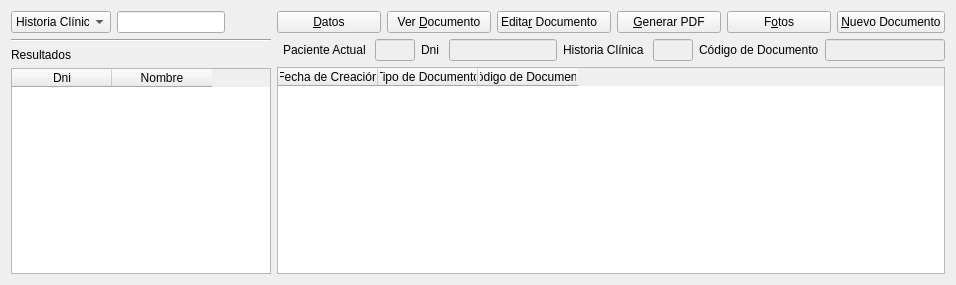
The window that historiaclinica_ui.ui (rodety/Clinica) describes before a commit, drawn with Qt 5.
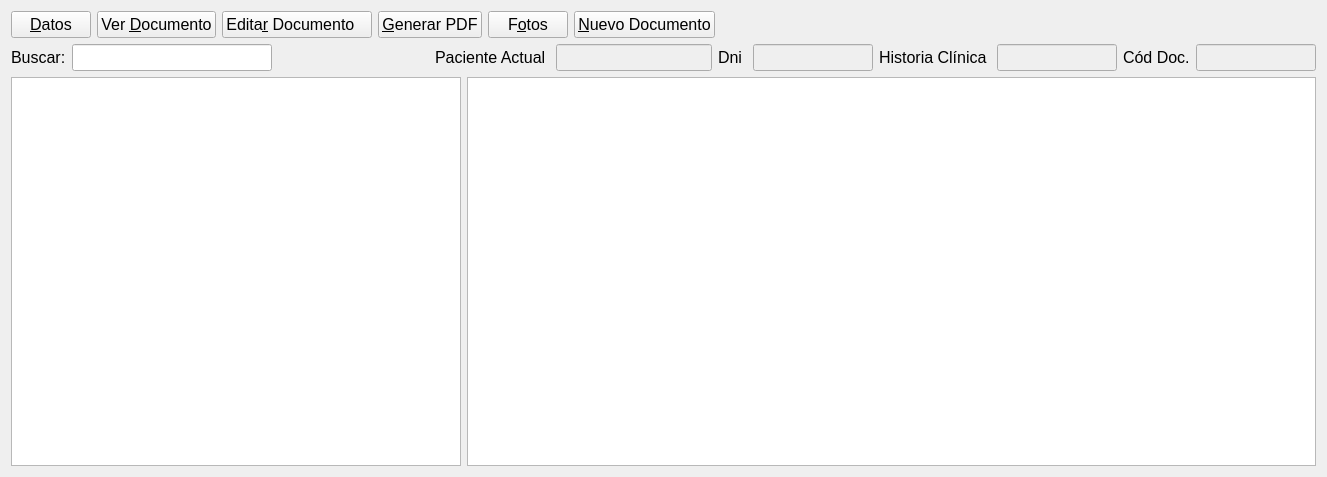
The same window after the commit. Icons and pictures are not drawn.

Commit message: actualizando cambios en Paciente y busquedas

Diff of the .ui file:
```diff
--- a/historiaclinica_ui.ui
+++ b/historiaclinica_ui.ui
@@ -6,8 +6,8 @@
    <rect>
     <x>0</x>
     <y>0</y>
-    <width>956</width>
-    <height>285</height>
+    <width>1327</width>
+    <height>477</height>
    </rect>
   </property>
   <property name="windowTitle">
@@ -15,150 +15,14 @@
   </property>
   <layout class="QGridLayout" name="gridLayout">
    <item row="0" column="0">
-    <layout class="QVBoxLayout" name="verticalLayout">
-     <item>
       <layout class="QHBoxLayout" name="horizontalLayout">
        <item>
-        <widget class="QComboBox" name="comboBox_search">
-         <property name="sizePolicy">
-          <sizepolicy hsizetype="Fixed" vsizetype="Fixed">
-           <horstretch>0</horstretch>
-           <verstretch>0</verstretch>
-          </sizepolicy>
-         </property>
-         <property name="minimumSize">
-          <size>
-           <width>0</width>
-           <height>0</height>
-          </size>
-         </property>
-         <property name="maximumSize">
-          <size>
-           <width>100</width>
-           <height>16777215</height>
-          </size>
-         </property>
-         <item>
-          <property name="text">
-           <string>Historia Clínica</string>
-          </property>
-         </item>
-         <item>
-          <property name="text">
-           <string>Nombre</string>
-          </property>
-         </item>
-         <item>
-          <property name="text">
-           <string>Dni</string>
-          </property>
-         </item>
-        </widget>
-       </item>
-       <item>
-        <widget class="QLineEdit" name="lineEdit_historialSearch">
-         <property name="sizePolicy">
-          <sizepolicy hsizetype="Fixed" vsizetype="Fixed">
-           <horstretch>0</horstretch>
-           <verstretch>0</verstretch>
-          </sizepolicy>
-         </property>
-         <property name="minimumSize">
-          <size>
-           <width>0</width>
-           <height>0</height>
-          </size>
-         </property>
-        </widget>
-       </item>
-       <item>
-        <widget class="QPushButton" name="pushButton_Search">
-         <property name="sizePolicy">
-          <sizepolicy hsizetype="Fixed" vsizetype="Fixed">
-           <horstretch>0</horstretch>
-           <verstretch>0</verstretch>
-          </sizepolicy>
-         </property>
-         <property name="text">
-          <string/>
-         </property>
-         <property name="icon">
-          <iconset resource="rc.qrc">
-           <normaloff>:/new/zoom.png</normaloff>:/new/zoom.png</iconset>
-         </property>
-         <property name="iconSize">
-          <size>
-           <width>16</width>
-           <height>16</height>
-          </size>
-         </property>
-         <property name="flat">
-          <bool>true</bool>
-         </property>
-        </widget>
-       </item>
-      </layout>
-     </item>
-     <item>
-      <widget class="Line" name="line_2">
-       <property name="sizePolicy">
-        <sizepolicy hsizetype="Minimum" vsizetype="Fixed">
-         <horstretch>0</horstretch>
-         <verstretch>0</verstretch>
-        </sizepolicy>
-       </property>
-       <property name="orientation">
-        <enum>Qt::Horizontal</enum>
-       </property>
-      </widget>
-     </item>
-     <item>
-      <widget class="QLabel" name="label_5">
-       <property name="sizePolicy">
-        <sizepolicy hsizetype="Fixed" vsizetype="Fixed">
-         <horstretch>0</horstretch>
-         <verstretch>0</verstretch>
-        </sizepolicy>
-       </property>
-       <property name="text">
-        <string>Resultados </string>
-       </property>
-      </widget>
-     </item>
-     <item>
-      <widget class="QTableWidget" name="tableWidget_result">
-       <property name="sizePolicy">
-        <sizepolicy hsizetype="Expanding" vsizetype="Expanding">
-         <horstretch>0</horstretch>
-         <verstretch>0</verstretch>
-        </sizepolicy>
-       </property>
-       <property name="maximumSize">
-        <size>
-         <width>351</width>
-         <height>16777215</height>
-        </size>
-       </property>
-       <column>
-        <property name="text">
-         <string>Dni</string>
-        </property>
-       </column>
-       <column>
-        <property name="text">
-         <string>Nombre</string>
-        </property>
-       </column>
-      </widget>
-     </item>
-    </layout>
-   </item>
-   <item row="0" column="1">
-    <layout class="QVBoxLayout" name="verticalLayout_2">
-     <item>
-      <layout class="QHBoxLayout" name="horizontalLayout_2">
-       <item>
         <widget class="QPushButton" name="verDatos_paciente">
+       <property name="font">
+        <font>
+         <pointsize>12</pointsize>
+        </font>
+       </property>
          <property name="text">
           <string>&amp;Datos</string>
          </property>
@@ -176,6 +40,11 @@
        </item>
        <item>
         <widget class="QPushButton" name="verDocumento_historial">
+       <property name="font">
+        <font>
+         <pointsize>12</pointsize>
+        </font>
+       </property>
          <property name="text">
           <string>Ver &amp;Documento</string>
          </property>
@@ -193,6 +62,11 @@
        </item>
        <item>
         <widget class="QPushButton" name="pushButton_editarDocuento">
+       <property name="font">
+        <font>
+         <pointsize>12</pointsize>
+        </font>
+       </property>
          <property name="text">
           <string>Edita&amp;r Documento   </string>
          </property>
@@ -222,6 +96,11 @@
            <height>28</height>
           </size>
          </property>
+       <property name="font">
+        <font>
+         <pointsize>12</pointsize>
+        </font>
+       </property>
          <property name="text">
           <string>&amp;Generar PDF</string>
          </property>
@@ -239,6 +118,11 @@
        </item>
        <item>
         <widget class="QPushButton" name="pushButton_Fotos">
+       <property name="font">
+        <font>
+         <pointsize>12</pointsize>
+        </font>
+       </property>
          <property name="text">
           <string>F&amp;otos</string>
          </property>
@@ -256,6 +140,11 @@
        </item>
        <item>
         <widget class="QPushButton" name="nuevoDocumento_historial">
+       <property name="font">
+        <font>
+         <pointsize>12</pointsize>
+        </font>
+       </property>
          <property name="text">
           <string>&amp;Nuevo Documento</string>
          </property>
@@ -271,16 +160,85 @@
          </property>
         </widget>
        </item>
-      </layout>
-     </item>
+     <item>
+      <spacer name="horizontalSpacer">
+       <property name="font">
+        <font>
+         <pointsize>12</pointsize>
+        </font>
+       </property>
+       <property name="orientation">
+        <enum>Qt::Horizontal</enum>
+       </property>
+       <property name="sizeHint" stdset="0">
+        <size>
+         <width>40</width>
+         <height>20</height>
+        </size>
+       </property>
+      </spacer>
+     </item>
+    </layout>
+   </item>
+   <item row="1" column="0">
+    <layout class="QHBoxLayout" name="horizontalLayout_4">
      <item>
-      <layout class="QHBoxLayout" name="horizontalLayout_3">
+      <widget class="QLabel" name="label_2">
+       <property name="maximumSize">
+        <size>
+         <width>100</width>
+         <height>16777215</height>
+        </size>
+       </property>
+       <property name="baseSize">
+        <size>
+         <width>100</width>
+         <height>0</height>
+        </size>
+       </property>
+       <property name="font">
+        <font>
+         <pointsize>12</pointsize>
+        </font>
+       </property>
+       <property name="text">
+        <string>Buscar:</string>
+       </property>
+      </widget>
+     </item>
        <item>
-        <widget class="Line" name="line_4">
+      <widget class="QLineEdit" name="lineEdit_historialSearch">
+       <property name="sizePolicy">
+        <sizepolicy hsizetype="Fixed" vsizetype="Fixed">
+         <horstretch>0</horstretch>
+         <verstretch>0</verstretch>
+        </sizepolicy>
+       </property>
+       <property name="minimumSize">
+        <size>
+         <width>200</width>
+         <height>0</height>
+        </size>
+       </property>
+       <property name="font">
+        <font>
+         <pointsize>12</pointsize>
+        </font>
+       </property>
+      </widget>
+     </item>
+     <item>
+      <spacer name="horizontalSpacer_2">
          <property name="orientation">
           <enum>Qt::Horizontal</enum>
          </property>
-        </widget>
+       <property name="sizeHint" stdset="0">
+        <size>
+         <width>40</width>
+         <height>20</height>
+        </size>
+       </property>
+      </spacer>
        </item>
        <item>
         <widget class="QLabel" name="label">
@@ -290,6 +248,11 @@
            <verstretch>0</verstretch>
           </sizepolicy>
          </property>
+       <property name="font">
+        <font>
+         <pointsize>12</pointsize>
+        </font>
+       </property>
          <property name="text">
           <string>Paciente Actual </string>
          </property>
@@ -312,6 +275,11 @@
            <height>16777215</height>
           </size>
          </property>
+       <property name="font">
+        <font>
+         <pointsize>12</pointsize>
+        </font>
+       </property>
         </widget>
        </item>
        <item>
@@ -322,6 +290,11 @@
            <verstretch>0</verstretch>
           </sizepolicy>
          </property>
+       <property name="font">
+        <font>
+         <pointsize>12</pointsize>
+        </font>
+       </property>
          <property name="text">
           <string>Dni </string>
          </property>
@@ -350,6 +323,11 @@
            <height>16777215</height>
           </size>
          </property>
+       <property name="font">
+        <font>
+         <pointsize>12</pointsize>
+        </font>
+       </property>
         </widget>
        </item>
        <item>
@@ -360,6 +338,11 @@
            <verstretch>0</verstretch>
           </sizepolicy>
          </property>
+       <property name="font">
+        <font>
+         <pointsize>12</pointsize>
+        </font>
+       </property>
          <property name="text">
           <string>Historia Clínica </string>
          </property>
@@ -382,6 +365,11 @@
            <height>16777215</height>
           </size>
          </property>
+       <property name="font">
+        <font>
+         <pointsize>12</pointsize>
+        </font>
+       </property>
         </widget>
        </item>
        <item>
@@ -392,8 +380,13 @@
            <verstretch>0</verstretch>
           </sizepolicy>
          </property>
+       <property name="font">
+        <font>
+         <pointsize>12</pointsize>
+        </font>
+       </property>
          <property name="text">
-          <string>Código de Documento</string>
+        <string>Cód Doc.</string>
          </property>
         </widget>
        </item>
@@ -414,6 +407,11 @@
            <height>16777215</height>
           </size>
          </property>
+       <property name="font">
+        <font>
+         <pointsize>12</pointsize>
+        </font>
+       </property>
          <property name="text">
           <string/>
          </property>
@@ -421,23 +419,30 @@
        </item>
       </layout>
      </item>
+   <item row="2" column="0">
+    <layout class="QHBoxLayout" name="horizontalLayout_2">
      <item>
-      <widget class="QTableWidget" name="tableWidget_DocumentList">
-       <column>
-        <property name="text">
-         <string>Fecha de Creación</string>
-        </property>
-       </column>
-       <column>
-        <property name="text">
-         <string>Tipo de Documento</string>
-        </property>
-       </column>
-       <column>
-        <property name="text">
-         <string>Código de Documento</string>
-        </property>
-       </column>
+      <widget class="QTableView" name="tableView_ListaPacientes1">
+       <property name="maximumSize">
+        <size>
+         <width>450</width>
+         <height>16777215</height>
+        </size>
+       </property>
+       <property name="font">
+        <font>
+         <pointsize>12</pointsize>
+        </font>
+       </property>
+      </widget>
+     </item>
+     <item>
+      <widget class="QTableView" name="tableView_DocumentList">
+       <property name="font">
+        <font>
+         <pointsize>12</pointsize>
+        </font>
+       </property>
       </widget>
      </item>
     </layout>
```
Left out of the diff: 3 changed lines with no effect on the pictures. Lines whose indentation alone changed are shown as unchanged. The commit also changes 181 other files.
